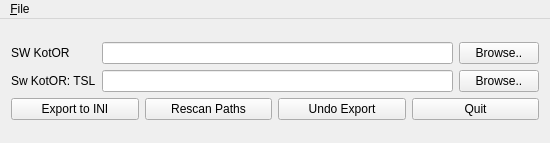
This is src/mainwindow.ui in WessellUrdata/kpf-qt as Qt 5 draws it before an edit. The edited form follows.
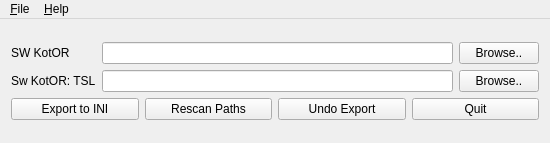
This is the edited form.

Commit message: Added about option and dialog

```diff
--- a/src/mainwindow.ui
+++ b/src/mainwindow.ui
@@ -101,7 +101,7 @@
      <x>0</x>
      <y>0</y>
      <width>550</width>
-     <height>25</height>
+     <height>21</height>
     </rect>
    </property>
    <widget class="QMenu" name="menu_File">
@@ -110,7 +110,14 @@
     </property>
     <addaction name="menuExit"/>
    </widget>
+   <widget class="QMenu" name="menuHelp">
+    <property name="title">
+     <string>&amp;Help</string>
+    </property>
+    <addaction name="menuAbout"/>
+   </widget>
    <addaction name="menu_File"/>
+   <addaction name="menuHelp"/>
   </widget>
   <action name="menuExit">
    <property name="text">
```
Left out of the diff: 5 changed lines with no effect on the pictures. The commit also changes 3 other files.
